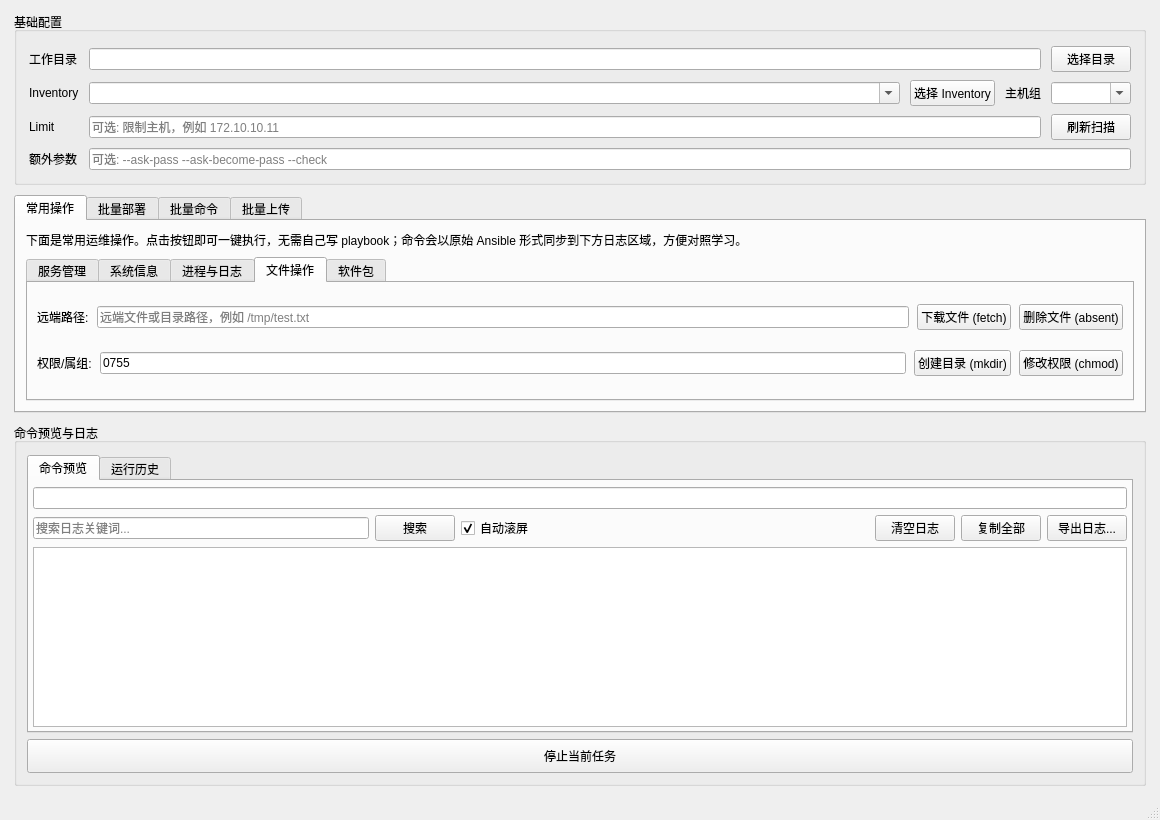
Before: the Qt Designer form MainWindow.ui in Alphalikegithub/AnsiblePilot, drawn with Qt 5.
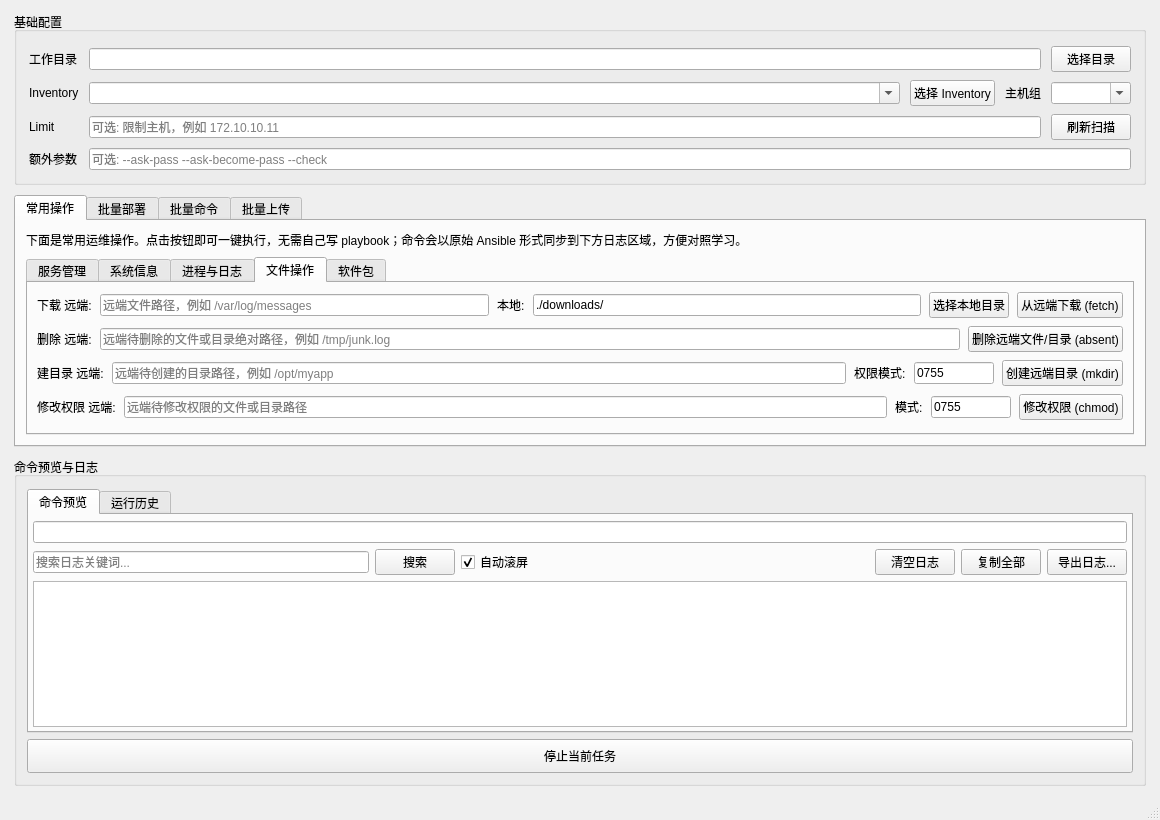
After: the same form once the commit is applied. The open tabs and pages were chosen to show the change.

Commit message: 重构 Ansible 命令参数处理，优化 UI 组件命名与布局，增强用户体验

```diff
--- a/MainWindow.ui
+++ b/MainWindow.ui
@@ -466,28 +466,70 @@
               <item>
                <widget class="QLabel" name="labelRemoteFile">
                 <property name="text">
-                 <string>远端路径:</string>
+                 <string>下载 远端:</string>
                 </property>
                </widget>
               </item>
               <item>
                <widget class="QLineEdit" name="remoteFileEdit">
                 <property name="placeholderText">
-                 <string>远端文件或目录路径，例如 /tmp/test.txt</string>
+                 <string>远端文件路径，例如 /var/log/messages</string>
+                </property>
+               </widget>
+              </item>
+              <item>
+               <widget class="QLabel" name="labelFetchLocal">
+                <property name="text">
+                 <string>本地:</string>
+                </property>
+               </widget>
+              </item>
+              <item>
+               <widget class="QLineEdit" name="fetchLocalEdit">
+                <property name="text">
+                 <string>./downloads/</string>
+                </property>
+                <property name="placeholderText">
+                 <string>本地保存目录，例如 /tmp/ 或 ./downloads/</string>
+                </property>
+               </widget>
+              </item>
+              <item>
+               <widget class="QPushButton" name="selectFetchLocalBtn">
+                <property name="text">
+                 <string>选择本地目录</string>
                 </property>
                </widget>
               </item>
               <item>
                <widget class="QPushButton" name="fetchFileBtn">
                 <property name="text">
-                 <string>下载文件 (fetch)</string>
+                 <string>从远端下载 (fetch)</string>
+                </property>
+               </widget>
+              </item>
+             </layout>
+            </item>
+            <item>
+             <layout class="QHBoxLayout" name="horizontalLayoutDelete">
+              <item>
+               <widget class="QLabel" name="labelDelete">
+                <property name="text">
+                 <string>删除 远端:</string>
+                </property>
+               </widget>
+              </item>
+              <item>
+               <widget class="QLineEdit" name="deleteRemoteEdit">
+                <property name="placeholderText">
+                 <string>远端待删除的文件或目录绝对路径，例如 /tmp/junk.log</string>
                 </property>
                </widget>
               </item>
               <item>
                <widget class="QPushButton" name="deleteFileBtn">
                 <property name="text">
-                 <string>删除文件 (absent)</string>
+                 <string>删除远端文件/目录 (absent)</string>
                 </property>
                </widget>
               </item>
@@ -498,24 +540,85 @@
               <item>
                <widget class="QLabel" name="labelDirPerm">
                 <property name="text">
-                 <string>权限/属组:</string>
+                 <string>建目录 远端:</string>
                 </property>
                </widget>
               </item>
               <item>
-               <widget class="QLineEdit" name="fileModeEdit">
+               <widget class="QLineEdit" name="mkdirRemoteEdit">
+                <property name="placeholderText">
+                 <string>远端待创建的目录路径，例如 /opt/myapp</string>
+                </property>
+               </widget>
+              </item>
+              <item>
+               <widget class="QLabel" name="labelMkdirMode">
+                <property name="text">
+                 <string>权限模式:</string>
+                </property>
+               </widget>
+              </item>
+              <item>
+               <widget class="QLineEdit" name="mkdirModeEdit">
                 <property name="text">
                  <string>0755</string>
                 </property>
                 <property name="placeholderText">
                  <string>例如 0755</string>
                 </property>
+                <property name="maximumSize">
+                 <size>
+                  <width>80</width>
+                  <height>16777215</height>
+                 </size>
+                </property>
                </widget>
               </item>
               <item>
                <widget class="QPushButton" name="mkdirBtn">
                 <property name="text">
-                 <string>创建目录 (mkdir)</string>
+                 <string>创建远端目录 (mkdir)</string>
+                </property>
+               </widget>
+              </item>
+             </layout>
+            </item>
+            <item>
+             <layout class="QHBoxLayout" name="horizontalLayoutChmod">
+              <item>
+               <widget class="QLabel" name="labelChmod">
+                <property name="text">
+                 <string>修改权限 远端:</string>
+                </property>
+               </widget>
+              </item>
+              <item>
+               <widget class="QLineEdit" name="chmodRemoteEdit">
+                <property name="placeholderText">
+                 <string>远端待修改权限的文件或目录路径</string>
+                </property>
+               </widget>
+              </item>
+              <item>
+               <widget class="QLabel" name="labelChmodMode">
+                <property name="text">
+                 <string>模式:</string>
+                </property>
+               </widget>
+              </item>
+              <item>
+               <widget class="QLineEdit" name="chmodModeEdit">
+                <property name="text">
+                 <string>0755</string>
+                </property>
+                <property name="placeholderText">
+                 <string>例如 0755</string>
+                </property>
+                <property name="maximumSize">
+                 <size>
+                  <width>80</width>
+                  <height>16777215</height>
+                 </size>
                 </property>
                </widget>
               </item>
```
Left out of the diff: 10 changed lines with no effect on the pictures. The commit also changes 2 other files.
